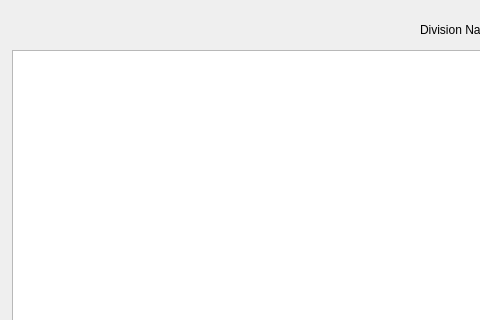
Qt form compselector.ui (stefanmarjanovic/Comp) before a commit; both pictures show x 0 to 480 and y 0 to 320 of the 781 by 615 pixel window.
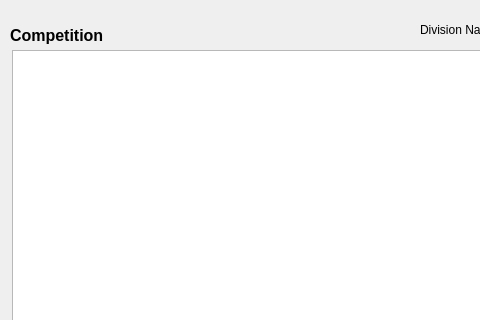
The same form after that commit.

Commit message:
Add Labels and Competition interface
Add titles on dialogue boxes
Add Competition interface

What changed in the file:
```diff
--- a/compselector.ui
+++ b/compselector.ui
@@ -78,6 +78,26 @@
     </item>
    </layout>
   </widget>
+  <widget class="QLabel" name="label_2">
+   <property name="geometry">
+    <rect>
+     <x>10</x>
+     <y>20</y>
+     <width>131</width>
+     <height>31</height>
+    </rect>
+   </property>
+   <property name="font">
+    <font>
+     <pointsize>12</pointsize>
+     <weight>75</weight>
+     <bold>true</bold>
+    </font>
+   </property>
+   <property name="text">
+    <string>Competition</string>
+   </property>
+  </widget>
  </widget>
  <tabstops>
   <tabstop>searchText</tabstop>
```
The commit also changes 15 other files.
